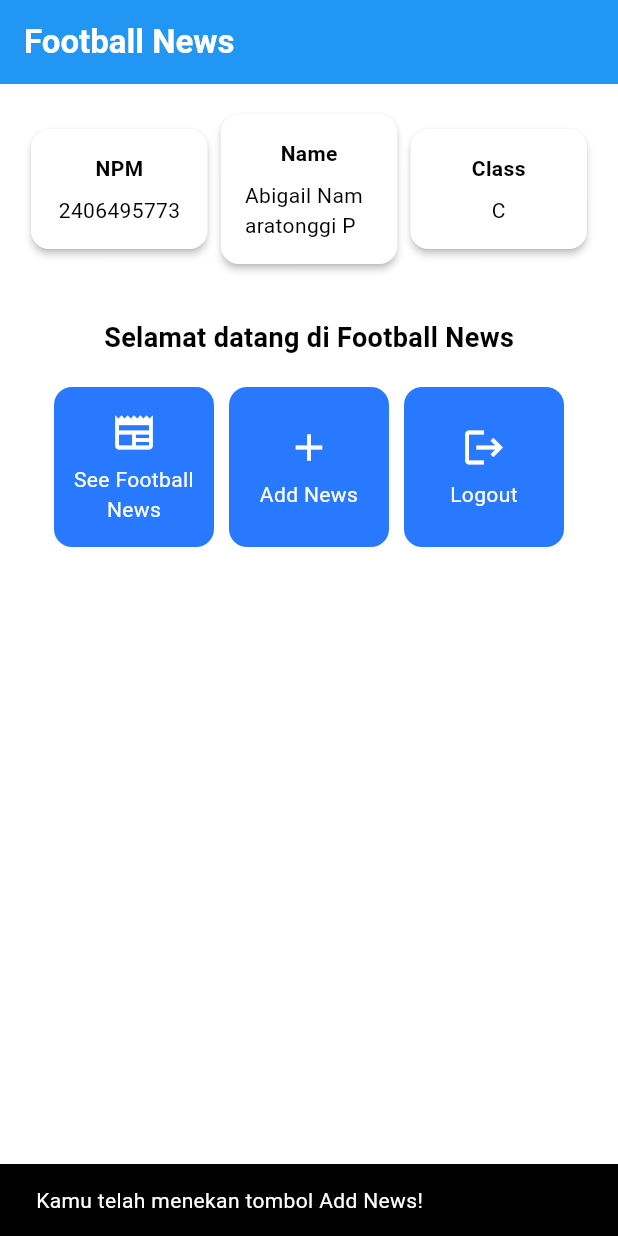
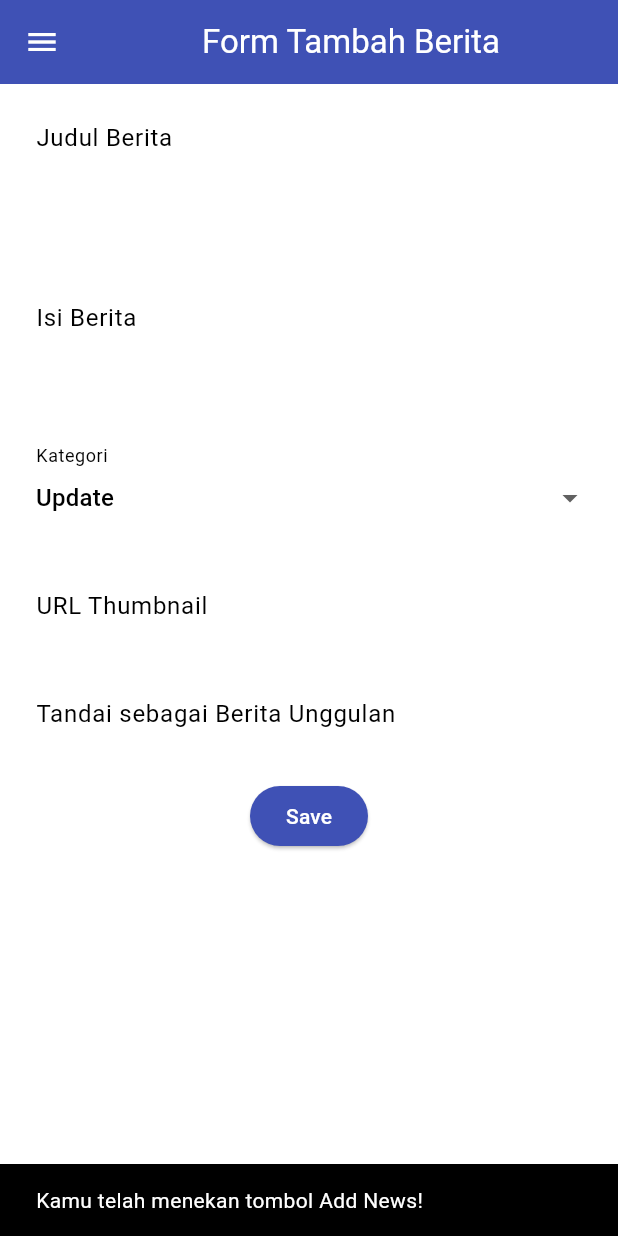
Before and after one commit to namarabigail/football-news-mobile, a Flutter app: the screen it shows after launch, after a tap on "Add News", on a phone screen of 412 x 824 dp. Run offline on Flutter 3.47's test engine with Material 3 defaults, Android fonts, the phone set to English and light mode, and no system bars.

Commit message:
Tutorial 7 selesai

```diff
--- a/lib/main.dart
+++ b/lib/main.dart
@@ -1,5 +1,5 @@
 import 'package:flutter/material.dart';
-import 'package:football_news/menu.dart';
+import 'package:football_news/screens/menu.dart';
 
 void main() {
   runApp(const MyApp());
--- a/lib/menu.dart
+++ b/lib/screens/menu.dart
@@ -1,4 +1,6 @@
 import 'package:flutter/material.dart';
+import 'package:football_news/widgets/left_drawer.dart';
+import 'package:football_news/widgets/news_card.dart';
 
 class MyHomePage extends StatelessWidget {
   MyHomePage({super.key}); //sudah ada pada code sebelumnya
@@ -30,6 +32,7 @@ class MyHomePage extends StatelessWidget {
           // Warna latar belakang AppBar diambil dari skema warna tema aplikasi.
           backgroundColor: Theme.of(context).colorScheme.primary,
         ),
+        drawer: LeftDrawer(),
         // Body halaman dengan padding di sekelilingnya.
         body: Padding(
           padding: const EdgeInsets.all(16.0),
@@ -132,56 +135,3 @@ class ItemHomepage {
 
   ItemHomepage(this.name, this.icon);
 }
-
-class ItemCard extends StatelessWidget {
-  // Menampilkan kartu dengan ikon dan nama.
-
-  final ItemHomepage item;
-
-  const ItemCard(this.item, {super.key});
-
-  @override
-  Widget build(BuildContext context) {
-    return Material(
-      // Menentukan warna latar belakang dari tema aplikasi.
-      color: Theme.of(context).colorScheme.secondary,
-      // Membuat sudut kartu melengkung.
-      borderRadius: BorderRadius.circular(12),
-
-      child: InkWell(
-        // Aksi ketika kartu ditekan.
-        onTap: () {
-          // Menampilkan pesan SnackBar saat kartu ditekan.
-          ScaffoldMessenger.of(context)
-            ..hideCurrentSnackBar()
-            ..showSnackBar(
-              SnackBar(content: Text("Kamu telah menekan tombol ${item.name}!"))
-            );
-        },
-        // Container untuk menyimpan Icon dan Text
-        child: Container(
-          padding: const EdgeInsets.all(8),
-          child: Center(
-            child: Column(
-              // Menyusun ikon dan teks di tengah kartu.
-              mainAxisAlignment: MainAxisAlignment.center,
-              children: [
-                Icon(
-                  item.icon,
-                  color: Colors.white,
-                  size: 30.0,
-                ),
-                const Padding(padding: EdgeInsets.all(3)),
-                Text(
-                  item.name,
-                  textAlign: TextAlign.center,
-                  style: const TextStyle(color: Colors.white),
-                ),
-              ],
-            ),
-          ),
-        ),
-      ),
-    );
-  }
-}
--- /dev/null
+++ b/lib/screens/newslist_form.dart
@@ -0,0 +1,216 @@
+import 'package:flutter/material.dart';
+import 'package:football_news/widgets/left_drawer.dart';
+
+class NewsFormPage extends StatefulWidget {
+    const NewsFormPage({super.key});
+
+    @override
+    State<NewsFormPage> createState() => _NewsFormPageState();
+}
+
+class _NewsFormPageState extends State<NewsFormPage> {
+  final _formKey = GlobalKey<FormState>();
+  String _title = "";
+  String _content = "";
+  String _category = "update"; // default
+  String _thumbnail = "";
+  bool _isFeatured = false; // default
+
+  final List<String> _categories = [
+    'transfer',
+    'update',
+    'exclusive',
+    'match',
+    'rumor',
+    'analysis',
+  ];
+
+    @override
+    Widget build(BuildContext context) {
+      return Scaffold(
+        appBar: AppBar(
+          title: const Center(
+            child: Text(
+              'Form Tambah Berita',
+            ),
+          ),
+          backgroundColor: Colors.indigo,
+          foregroundColor: Colors.white,
+        ),
+
+        drawer: LeftDrawer(),
+        body: Form(
+          key: _formKey,
+          child: SingleChildScrollView(
+            child: Column(
+              crossAxisAlignment: CrossAxisAlignment.start,
+              children:[
+                // === Title ===
+                Padding(
+                  padding: const EdgeInsets.all(8.0),
+                  child: TextFormField(
+                    decoration: InputDecoration(
+                      hintText: "Judul Berita",
+                      labelText: "Judul Berita",
+                      border: OutlineInputBorder(
+                        borderRadius: BorderRadius.circular(5.0),
+                      ),
+                    ),
+                    onChanged: (String? value) {
+                      setState(() {
+                        _title = value!;
+                      });
+                    },
+                    validator: (String? value) {
+                      if (value == null || value.isEmpty) {
+                        return "Judul tidak boleh kosong!";
+                      }
+                      return null;
+                    },
+                  ),
+                ),
+
+                // === Content ===
+                Padding(
+                  padding: const EdgeInsets.all(8.0),
+                  child: TextFormField(
+                    maxLines: 5,
+                    decoration: InputDecoration(
+                      hintText: "Isi Berita",
+                      labelText: "Isi Berita",
+                      border: OutlineInputBorder(
+                        borderRadius: BorderRadius.circular(5.0),
+                      ),
+                    ),
+                    onChanged: (String? value) {
+                      setState(() {
+                        _content = value!;
+                      });
+                    },
+                    validator: (String? value) {
+                      if (value == null || value.isEmpty) {
+                        return "Isi berita tidak boleh kosong!";
+                      }
+                      return null;
+                    },
+                  ),
+                ),
+
+                // === Category ===
+                Padding(
+                  padding: const EdgeInsets.all(8.0),
+                  child: DropdownButtonFormField<String>(
+                    decoration: InputDecoration(
+                      labelText: "Kategori",
+                      border: OutlineInputBorder(
+                        borderRadius: BorderRadius.circular(5.0),
+                      ),
+                    ),
+                    value: _category,
+                    items: _categories
+                        .map((cat) => DropdownMenuItem(
+                              value: cat,
+                              child: Text(
+                                  cat[0].toUpperCase() + cat.substring(1)),
+                            ))
+                        .toList(),
+                    onChanged: (String? newValue) {
+                      setState(() {
+                        _category = newValue!;
+                      });
+                    },
+                  ),
+                ),
+
+                // === Thumbnail URL ===
+                Padding(
+                  padding: const EdgeInsets.all(8.0),
+                  child: TextFormField(
+                    decoration: InputDecoration(
+                      hintText: "URL Thumbnail (opsional)",
+                      labelText: "URL Thumbnail",
+                      border: OutlineInputBorder(
+                        borderRadius: BorderRadius.circular(5.0),
+                      ),
+                    ),
+                    onChanged: (String? value) {
+                      setState(() {
+                        _thumbnail = value!;
+                      });
+                    },
+                  ),
+                ),
+
+                // === Is Featured ===
+                Padding(
+                  padding: const EdgeInsets.all(8.0),
+                  child: SwitchListTile(
+                    title: const Text("Tandai sebagai Berita Unggulan"),
+                    value: _isFeatured,
+                    onChanged: (bool value) {
+                      setState(() {
+                        _isFeatured = value;
+                      });
+                    },
+                  ),
+                ),
+
+                // === Tombol Simpan ===
+                Align(
+                  alignment: Alignment.bottomCenter,
+                  child: Padding(
+                    padding: const EdgeInsets.all(8.0),
+                    child: ElevatedButton(
+                      style: ButtonStyle(
+                        backgroundColor:
+                            MaterialStateProperty.all(Colors.indigo),
+                      ),
+                      onPressed: () {
+                        if (_formKey.currentState!.validate()) {
+                          showDialog(
+                            context: context,
+                            builder: (context) {
+                              return AlertDialog(
+                                title: const Text('Berita berhasil disimpan!'),
+                                content: SingleChildScrollView(
+                                  child: Column(
+                                    crossAxisAlignment:
+                                        CrossAxisAlignment.start,
+                                    children: [
+                                      Text('Judul: $_title'),
+                                        Text('Isi: $_content'),
+                                        Text('Kategori: $_category'),
+                                        Text('Thumbnail: $_thumbnail'),
+                                        Text(
+                                            'Unggulan: ${_isFeatured ? "Ya" : "Tidak"}'),
+                                    ],
+                                  ),
+                                ),
+                                actions: [
+                                  TextButton(
+                                    child: const Text('OK'),
+                                    onPressed: () {
+                                      Navigator.pop(context);
+                                      _formKey.currentState!.reset();
+                                    },
+                                  ),
+                                ],
+                              );
+                            },
+                          );
+                        }
+                      },
+                      child: const Text(
+                        "Save",
+                        style: TextStyle(color: Colors.white),
+                      ),
+                    ),
+                  ),
+                ),
+              ],
+            )
+          ),
+        ),
+      );
+    }
+}
--- /dev/null
+++ b/lib/widgets/left_drawer.dart
@@ -0,0 +1,71 @@
+import 'package:flutter/material.dart';
+import 'package:football_news/screens/menu.dart';
+import 'package:football_news/screens/newslist_form.dart';
+
+class LeftDrawer extends StatelessWidget {
+  const LeftDrawer({super.key});
+
+  @override
+  Widget build(BuildContext context) {
+    return Drawer(
+      child: ListView(
+        children: [
+          const DrawerHeader(
+            decoration: BoxDecoration(
+              color: Colors.blue,
+            ),
+            child: Column(
+              children: [
+                Text(
+                  'Football News',
+                  textAlign: TextAlign.center,
+                  style: TextStyle(
+                    fontSize: 30,
+                    fontWeight: FontWeight.bold,
+                    color: Colors.white,
+                  ),
+                ),
+                Padding(padding: EdgeInsets.all(10)),
+                Text(
+                  "Seluruh berita sepak bola terkini di sini!",
+                  textAlign: TextAlign.center,
+                  style: TextStyle(
+                    fontSize: 15,
+                    fontWeight: FontWeight.normal,
+                    color: Colors.white,
+                  ),
+                ),
+              ],
+            ),
+          ),
+
+          ListTile(
+            leading: const Icon(Icons.home_outlined),
+            title: const Text('Home'),
+            // Bagian redirection ke MyHomePage
+            onTap: () {
+              Navigator.pushReplacement(
+                  context,
+                  MaterialPageRoute(
+                    builder: (context) => MyHomePage(),
+                  ));
+            },
+          ),
+          ListTile(
+            leading: const Icon(Icons.post_add),
+            title: const Text('Add News'),
+            // Bagian redirection ke NewsFormPage
+            onTap: () {
+              /*
+              TODO: Buatlah routing ke NewsFormPage di sini,
+              setelah halaman NewsFormPage sudah dibuat.
+              */
+              Navigator.pushReplacement(context,
+                MaterialPageRoute(builder: (context) => const NewsFormPage()));
+            },
+          ),
+        ],
+      ),
+    );
+  }
+}
--- /dev/null
+++ b/lib/widgets/news_card.dart
@@ -0,0 +1,62 @@
+import 'package:flutter/material.dart';
+import 'package:football_news/screens/menu.dart';
+import 'package:football_news/screens/newslist_form.dart';
+
+class ItemCard extends StatelessWidget {
+  // Menampilkan kartu dengan ikon dan nama.
+
+  final ItemHomepage item;
+
+  const ItemCard(this.item, {super.key});
+
+  @override
+  Widget build(BuildContext context) {
+    return Material(
+      // Menentukan warna latar belakang dari tema aplikasi.
+      color: Theme.of(context).colorScheme.secondary,
+      // Membuat sudut kartu melengkung.
+      borderRadius: BorderRadius.circular(12),
+
+      child: InkWell(
+        // Aksi ketika kartu ditekan.
+        onTap: () {
+          // Menampilkan pesan SnackBar saat kartu ditekan.
+          ScaffoldMessenger.of(context)
+            ..hideCurrentSnackBar()
+            ..showSnackBar(
+              SnackBar(content: Text("Kamu telah menekan tombol ${item.name}!"))
+            );
+
+          if (item.name == "Add News") {
+            // TODO: Gunakan Navigator.push untuk melakukan navigasi ke MaterialPageRoute yang mencakup NewsFormPage.
+            Navigator.push(context,
+              MaterialPageRoute(builder: (context) => const NewsFormPage()));
+          }
+        },
+        // Container untuk menyimpan Icon dan Text
+        child: Container(
+          padding: const EdgeInsets.all(8),
+          child: Center(
+            child: Column(
+              // Menyusun ikon dan teks di tengah kartu.
+              mainAxisAlignment: MainAxisAlignment.center,
+              children: [
+                Icon(
+                  item.icon,
+                  color: Colors.white,
+                  size: 30.0,
+                ),
+                const Padding(padding: EdgeInsets.all(3)),
+                Text(
+                  item.name,
+                  textAlign: TextAlign.center,
+                  style: const TextStyle(color: Colors.white),
+                ),
+              ],
+            ),
+          ),
+        ),
+      ),
+    );
+  }
+}
```
